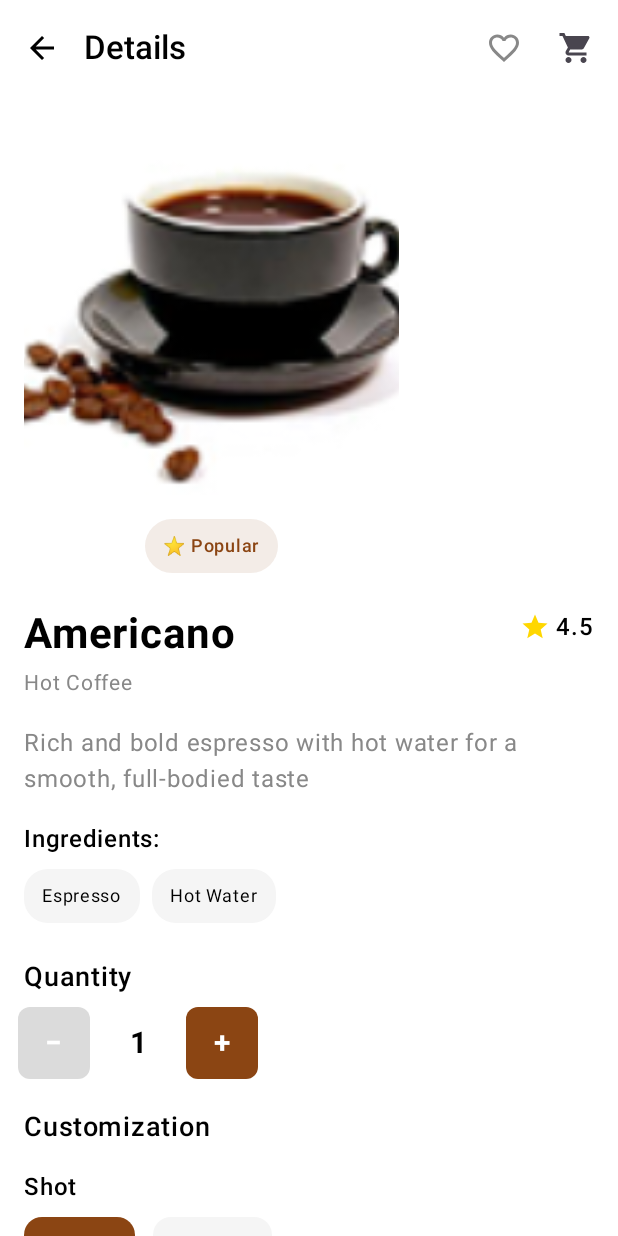
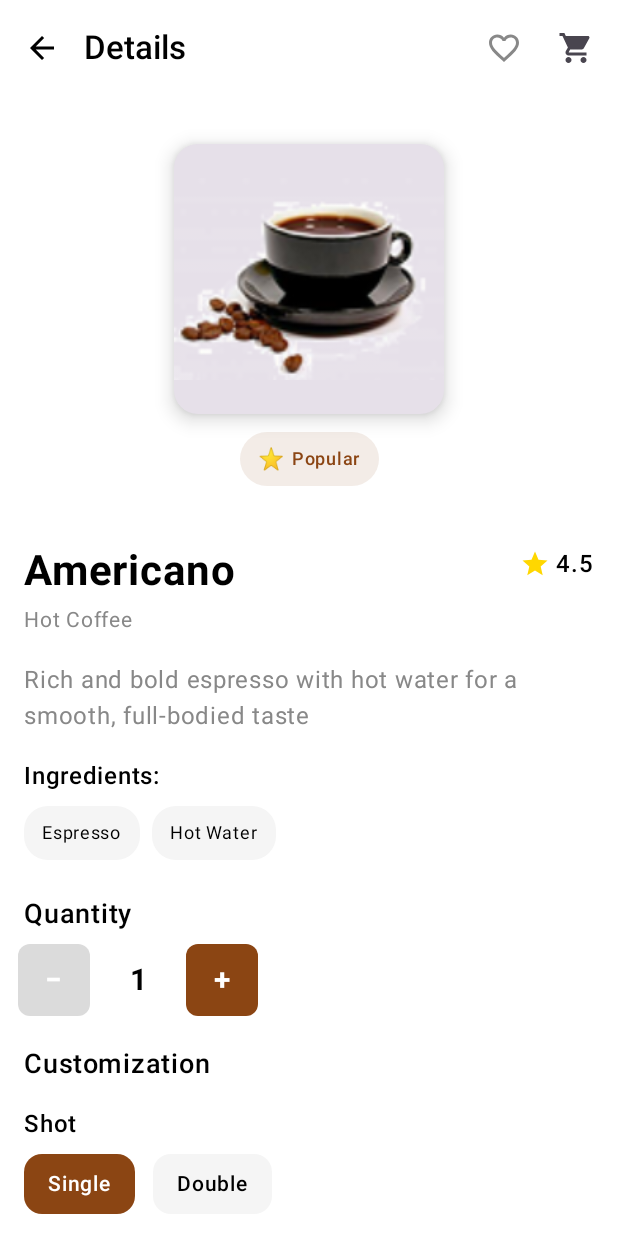
Before and after one commit to hannguyen2880/TheCodeCup, an Android app built with Jetpack Compose: the screen it shows after launch (MainActivity), after a tap on "Americano", on a phone screen of 412 x 824 dp. Run offline under Robolectric (Android 15) with nearby library versions, the phone set to English and light mode, and no system bars.

Commit message:
coffeeDetail

```diff
--- a/app/src/main/java/com/example/thecodecup/ui/screens/CoffeeDetailScreen.kt
+++ b/app/src/main/java/com/example/thecodecup/ui/screens/CoffeeDetailScreen.kt
@@ -214,34 +214,58 @@ fun CoffeeDetailsScreen(
 
 @Composable
 fun CoffeeImageSection(coffee: Coffee) {
+    Box(
+        modifier = Modifier
+            .fillMaxWidth()
+            .padding(vertical = 16.dp),
+        contentAlignment = Alignment.Center
+    ) {
         Column(
             horizontalAlignment = Alignment.CenterHorizontally
         ) {
-        // Coffee Image
+            // Coffee Image với kích thước nhỏ hơn và sắc nét hơn
+            Card(
+                modifier = Modifier.size(180.dp), // Giảm từ 250dp xuống 180dp
+                shape = RoundedCornerShape(16.dp),
+                elevation = CardDefaults.cardElevation(defaultElevation = 8.dp)
+            ) {
                 Image(
                     painter = painterResource(coffee.imageRes),
                     contentDescription = coffee.name,
                     modifier = Modifier
-                .size(250.dp)
-                .clip(RoundedCornerShape(20.dp)),
-            contentScale = ContentScale.Crop
+                        .fillMaxSize()
+                        .clip(RoundedCornerShape(16.dp)),
+                    contentScale = ContentScale.Fit // Thay đổi từ Crop sang Fit để tránh mất nét
                 )
+            }
 
-        Spacer(modifier = Modifier.height(16.dp))
+            Spacer(modifier = Modifier.height(12.dp))
 
             // Popular Badge
             if (coffee.isPopular) {
                 Card(
-                colors = CardDefaults.cardColors(containerColor = CoffeeBrown.copy(alpha = 0.1f)),
+                    colors = CardDefaults.cardColors(
+                        containerColor = CoffeeBrown.copy(alpha = 0.1f)
+                    ),
                     shape = RoundedCornerShape(20.dp)
                 ) {
+                    Row(
+                        modifier = Modifier.padding(horizontal = 12.dp, vertical = 6.dp),
+                        verticalAlignment = Alignment.CenterVertically
+                    ) {
                         Text(
-                    text = "⭐ Popular",
-                    modifier = Modifier.padding(horizontal = 12.dp, vertical = 6.dp),
+                            text = "⭐",
+                            fontSize = 14.sp
+                        )
+                        Spacer(modifier = Modifier.width(4.dp))
+                        Text(
+                            text = "Popular",
                             color = CoffeeBrown,
                             fontSize = 12.sp,
                             fontWeight = FontWeight.Medium
                         )
+                    }
+                }
             }
         }
     }
```
Lines whose indentation alone changed are shown as unchanged.
